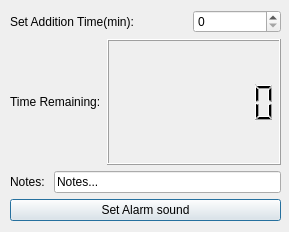
First picture: the form in ui/timerDialog.ui, repository Brewtarget/brewtarget, before the edit.
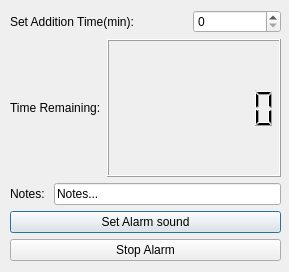
Second picture: the form after the edit.

Commit message: Shifted timer responsibility to BoilTime object.

```diff
--- a/ui/timerDialog.ui
+++ b/ui/timerDialog.ui
@@ -7,7 +7,7 @@
     <x>0</x>
     <y>0</y>
     <width>289</width>
-    <height>232</height>
+    <height>272</height>
    </rect>
   </property>
   <property name="windowTitle">
@@ -19,9 +19,11 @@
      <x>10</x>
      <y>10</y>
      <width>271</width>
-     <height>211</height>
+     <height>251</height>
     </rect>
    </property>
+   <layout class="QVBoxLayout" name="verticalLayout_2">
+    <item>
    <layout class="QVBoxLayout" name="mainLayout">
     <item>
      <layout class="QVBoxLayout" name="verticalLayout">
@@ -106,6 +108,15 @@
      <widget class="QPushButton" name="setSoundButton">
       <property name="text">
        <string>Set Alarm sound</string>
+        </property>
+       </widget>
+      </item>
+     </layout>
+    </item>
+    <item>
+     <widget class="QPushButton" name="stopButton">
+      <property name="text">
+       <string>Stop Alarm</string>
       </property>
      </widget>
     </item>
```
Left out of the diff: 5 changed lines with no effect on the pictures. Lines whose indentation alone changed are shown as unchanged. The commit also changes 7 other files.
